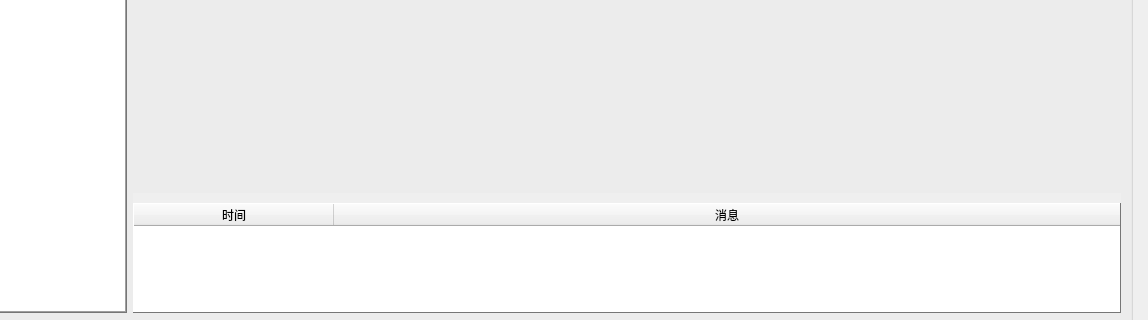
This is widget/mid/systemmanager_widget.ui in yanghang8612/SMAMMainUI as Qt 5 draws it before an edit; both pictures show x 132 to 1280 and y 400 to 720 of the 1280 by 720 pixel window. The edited form follows.
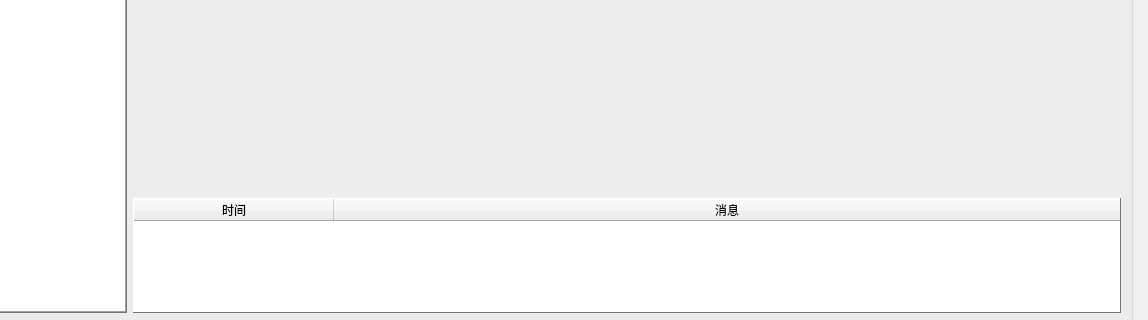
This is the edited form.

```diff
--- a/widget/mid/systemmanager_widget.ui
+++ b/widget/mid/systemmanager_widget.ui
@@ -297,7 +297,7 @@
           </property>
           <property name="styleSheet">
            <string notr="true">QTableWidget {
-  margin-top: 10px;
+  margin-top: 5px;
   font: 11px;
 }
 *{
```
